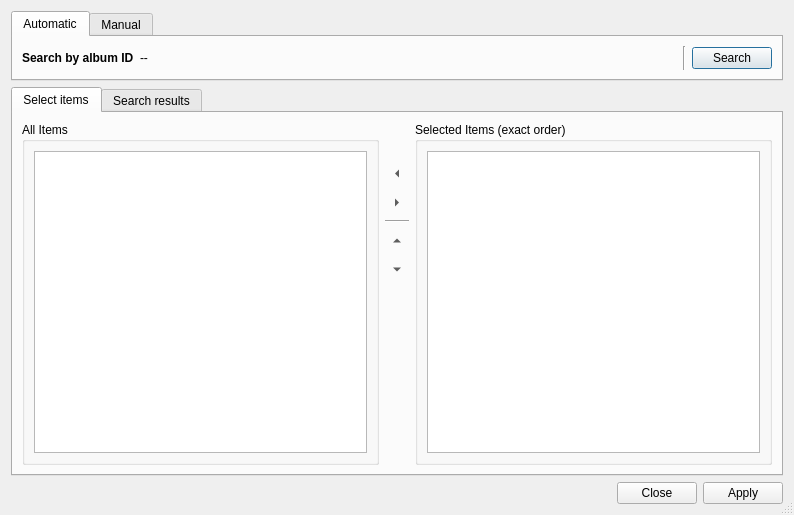
sjuvonen/coquillo, file ui/tagsearchdialog.ui: the form before one commit.
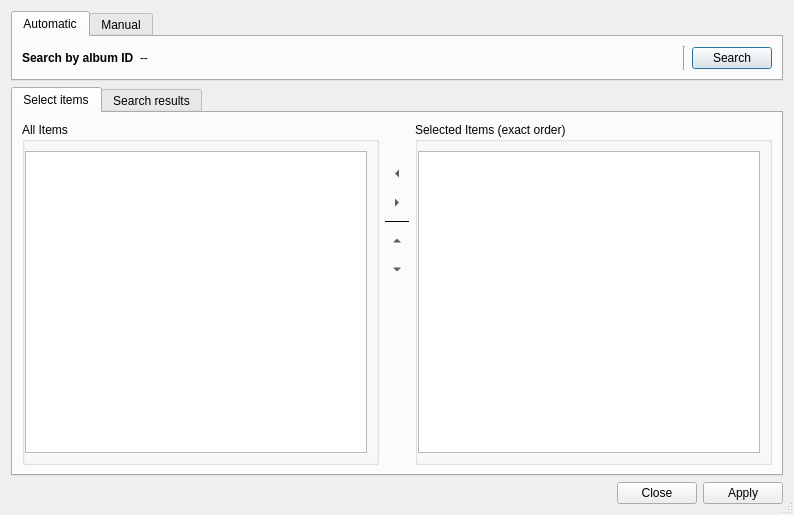
The form after the commit.

What changed in the file:
```diff
--- a/ui/tagsearchdialog.ui
+++ b/ui/tagsearchdialog.ui
@@ -170,8 +170,11 @@
           <string>All Items</string>
          </property>
          <layout class="QVBoxLayout" name="verticalLayout_4">
+          <property name="leftMargin">
+           <number>0</number>
+          </property>
           <item>
-           <widget class="QTableView" name="tableView_3">
+           <widget class="QListView" name="source">
             <property name="editTriggers">
              <set>QAbstractItemView::NoEditTriggers</set>
             </property>
@@ -187,9 +190,9 @@
             <property name="selectionBehavior">
              <enum>QAbstractItemView::SelectRows</enum>
             </property>
-            <attribute name="verticalHeaderVisible">
-             <bool>false</bool>
-            </attribute>
+            <property name="uniformItemSizes">
+             <bool>true</bool>
+            </property>
            </widget>
           </item>
          </layout>
@@ -247,6 +250,9 @@
          </item>
          <item>
           <widget class="Line" name="line_4">
+           <property name="frameShadow">
+            <enum>QFrame::Plain</enum>
+           </property>
            <property name="orientation">
             <enum>Qt::Horizontal</enum>
            </property>
@@ -305,6 +311,9 @@
           <string>Selected Items (exact order)</string>
          </property>
          <layout class="QVBoxLayout" name="verticalLayout_6">
+          <property name="leftMargin">
+           <number>0</number>
+          </property>
           <item>
            <widget class="QTableView" name="tableView_4">
             <property name="editTriggers">
@@ -322,8 +331,14 @@
             <property name="selectionBehavior">
              <enum>QAbstractItemView::SelectRows</enum>
             </property>
-            <attribute name="horizontalHeaderCascadingSectionResizes">
-             <bool>true</bool>
+            <property name="showGrid">
+             <bool>false</bool>
+            </property>
+            <property name="cornerButtonEnabled">
+             <bool>false</bool>
+            </property>
+            <attribute name="horizontalHeaderVisible">
+             <bool>false</bool>
             </attribute>
             <attribute name="horizontalHeaderStretchLastSection">
              <bool>true</bool>
```
Left out of the diff: 102 changed lines with no effect on the pictures.
